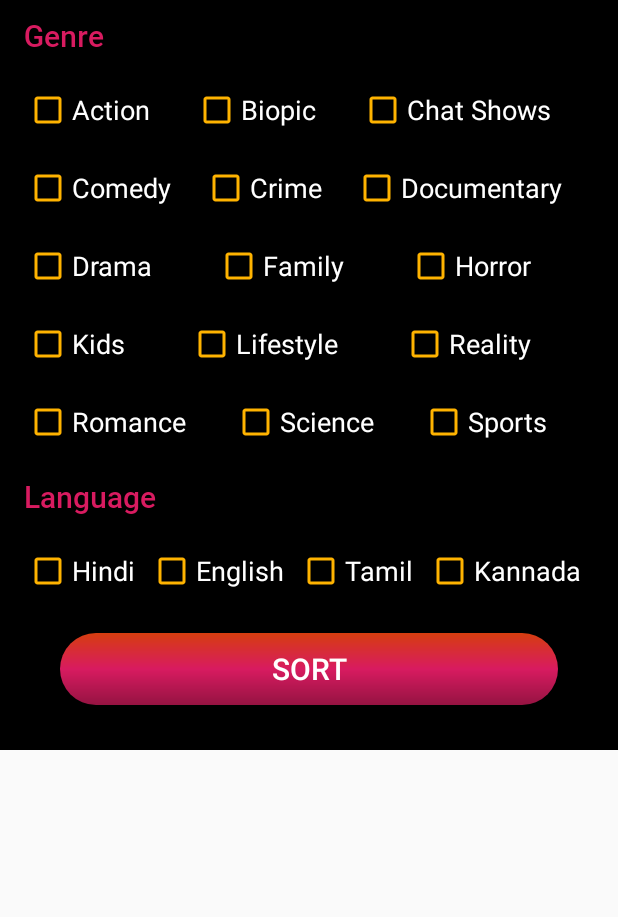
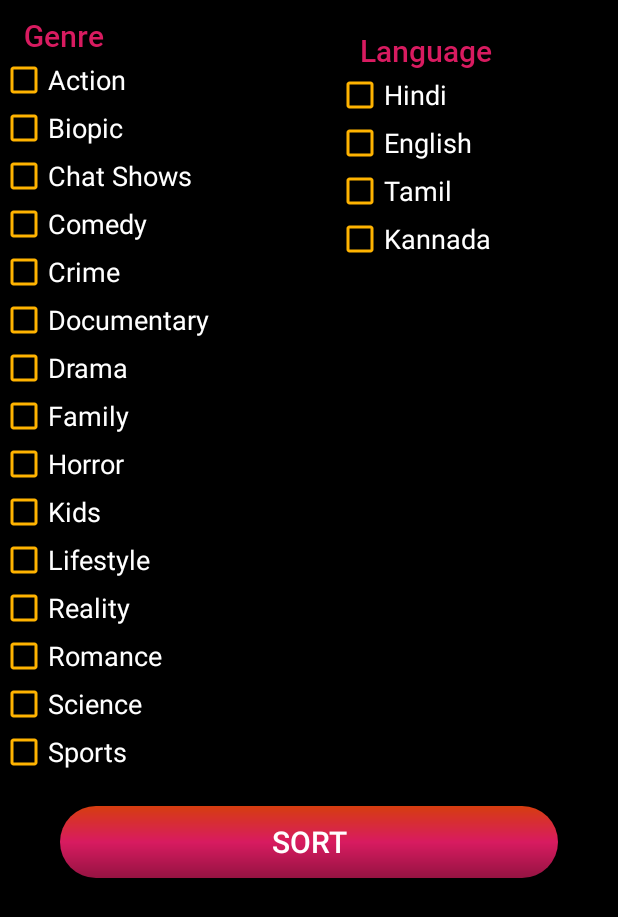
Before and after one commit to sanchi0204/Dishathon-2020, an Android app: the layout chip_layout.xml on its own in the app's theme, with its tools: preview values and no code run, on a phone screen of 412 x 824 dp. Shown: the top 917 px of the screen. Run offline under Robolectric (Android 15) with nearby library versions, the phone set to English and light mode, and no system bars.

Commit message:
final changes

```diff
--- a/app/src/main/res/layout/activity_add_friends.xml
+++ b/app/src/main/res/layout/activity_add_friends.xml
@@ -11,7 +11,6 @@
     <androidx.recyclerview.widget.RecyclerView
         android:layout_width="match_parent"
         android:layout_height="wrap_content"
-        android:layout_margin="16dp"
         android:id="@+id/user_list"/>
 
 </LinearLayout>
--- a/app/src/main/res/layout/chip_layout.xml
+++ b/app/src/main/res/layout/chip_layout.xml
@@ -1,12 +1,24 @@
 <?xml version="1.0" encoding="utf-8"?>
-<RelativeLayout
+<ScrollView
     xmlns:android="http://schemas.android.com/apk/res/android"
     android:layout_width="match_parent"
-    android:layout_height="500dp"
+    android:layout_height="match_parent"
     android:background="@color/black"
     xmlns:app="http://schemas.android.com/apk/res-auto"
+    android:orientation="horizontal">
+    <LinearLayout
+        android:layout_width="match_parent"
+        android:layout_height="wrap_content"
+        android:orientation="vertical">
+    <LinearLayout
+        android:layout_width="match_parent"
+        android:layout_height="wrap_content"
+        android:orientation="horizontal">
+<LinearLayout
+    android:layout_weight="1"
+    android:layout_width="wrap_content"
+    android:layout_height="wrap_content"
     android:orientation="vertical">
-
 <TextView
     android:id="@+id/l1"
     android:layout_width="wrap_content"
@@ -20,18 +32,8 @@
     android:fontFamily="@font/roboto_medium"
     />
 
-    <LinearLayout
-        android:id="@+id/l2"
-        android:layout_below="@+id/l1"
-        android:layout_width="match_parent"
-        android:layout_height="wrap_content"
-        android:layout_marginTop="20dp"
-        android:orientation="horizontal"
-        android:layout_marginStart="16dp"
-        android:layout_marginEnd="16dp"
-       >
+
         <CheckBox
-          android:layout_weight="1"
             android:layout_width="wrap_content"
             android:layout_height="wrap_content"
             android:text="@string/action"
@@ -41,7 +43,6 @@
            />
 
         <CheckBox
-            android:layout_weight="1"
             android:layout_width="wrap_content"
             android:layout_height="wrap_content"
             android:text="@string/biopic"
@@ -50,27 +51,14 @@
             android:buttonTint="@color/yellow"/>
 
         <CheckBox
-            android:layout_weight="1"
             android:layout_width="wrap_content"
             android:layout_height="wrap_content"
             android:text="@string/chat_shows"
             android:textSize="18sp"
             android:textColor="@color/white"
             android:buttonTint="@color/yellow"/>
-    </LinearLayout>
 
-    <LinearLayout
-        android:id="@+id/l3"
-        android:layout_below="@+id/l2"
-        android:layout_width="match_parent"
-        android:layout_height="wrap_content"
-        android:layout_marginTop="20dp"
-        android:orientation="horizontal"
-        android:layout_marginStart="16dp"
-        android:layout_marginEnd="16dp"
-        >
         <CheckBox
-            android:layout_weight="1"
             android:layout_width="wrap_content"
             android:layout_height="wrap_content"
             android:text="@string/comedy"
@@ -79,7 +67,6 @@
             android:buttonTint="@color/yellow"/>
 
         <CheckBox
-            android:layout_weight="1"
             android:layout_width="wrap_content"
             android:layout_height="wrap_content"
             android:text="@string/crime"
@@ -88,28 +75,14 @@
             android:buttonTint="@color/yellow"/>
 
         <CheckBox
-            android:layout_weight="1"
             android:layout_width="wrap_content"
             android:layout_height="wrap_content"
             android:text="@string/documentary"
             android:textSize="18sp"
             android:textColor="@color/white"
             android:buttonTint="@color/yellow"/>
-    </LinearLayout>
-
-    <LinearLayout
-        android:id="@+id/l4"
-        android:layout_below="@+id/l3"
-        android:layout_width="match_parent"
-        android:layout_height="wrap_content"
-        android:layout_marginTop="20dp"
-        android:orientation="horizontal"
-        android:layout_marginStart="16dp"
-        android:layout_marginEnd="16dp"
-        >
 
         <CheckBox
-            android:layout_weight="1"
             android:layout_width="wrap_content"
             android:layout_height="wrap_content"
             android:text="@string/drama"
@@ -118,7 +91,6 @@
             android:buttonTint="@color/yellow"/>
 
         <CheckBox
-            android:layout_weight="1"
             android:layout_width="wrap_content"
             android:layout_height="wrap_content"
             android:text="@string/family"
@@ -127,27 +99,14 @@
             android:buttonTint="@color/yellow"/>
 
         <CheckBox
-            android:layout_weight="1"
             android:layout_width="wrap_content"
             android:layout_height="wrap_content"
             android:text="@string/horror"
             android:textSize="18sp"
             android:textColor="@color/white"
             android:buttonTint="@color/yellow"/>
-    </LinearLayout>
 
-    <LinearLayout
-        android:id="@+id/l5"
-        android:layout_below="@+id/l4"
-        android:layout_width="match_parent"
-        android:layout_height="wrap_content"
-        android:layout_marginTop="20dp"
-        android:orientation="horizontal"
-        android:layout_marginStart="16dp"
-        android:layout_marginEnd="16dp"
-        >
         <CheckBox
-            android:layout_weight="1"
             android:layout_width="wrap_content"
             android:layout_height="wrap_content"
             android:text="@string/kids"
@@ -156,7 +115,6 @@
             android:buttonTint="@color/yellow"/>
 
         <CheckBox
-            android:layout_weight="1"
             android:layout_width="wrap_content"
             android:layout_height="wrap_content"
             android:text="@string/lifestyle"
@@ -165,28 +123,14 @@
             android:buttonTint="@color/yellow"/>
 
         <CheckBox
-            android:layout_weight="1"
             android:layout_width="wrap_content"
             android:layout_height="wrap_content"
             android:text="@string/reality"
             android:textSize="18sp"
             android:textColor="@color/white"
             android:buttonTint="@color/yellow"/>
-    </LinearLayout>
-
-        <LinearLayout
-            android:id="@+id/l6"
-            android:layout_below="@+id/l5"
-            android:layout_width="match_parent"
-            android:layout_height="wrap_content"
-            android:layout_marginTop="20dp"
-            android:orientation="horizontal"
-            android:layout_marginStart="16dp"
-            android:layout_marginEnd="16dp"
-            >
 
         <CheckBox
-            android:layout_weight="1"
             android:layout_width="wrap_content"
             android:layout_height="wrap_content"
             android:text="@string/romance"
@@ -195,7 +139,6 @@
             android:buttonTint="@color/yellow"/>
 
         <CheckBox
-            android:layout_weight="1"
             android:layout_width="wrap_content"
             android:layout_height="wrap_content"
             android:text="@string/science"
@@ -204,19 +147,21 @@
             android:buttonTint="@color/yellow"/>
 
         <CheckBox
-            android:layout_weight="1"
             android:layout_width="wrap_content"
             android:layout_height="wrap_content"
             android:text="@string/sports"
             android:textSize="18sp"
             android:textColor="@color/white"
             android:buttonTint="@color/yellow"/>
-        </LinearLayout>
+</LinearLayout>
 
-
+<LinearLayout
+    android:layout_weight="1"
+    android:layout_width="wrap_content"
+    android:layout_height="wrap_content"
+    android:orientation="vertical">
     <TextView
         android:id="@+id/l7"
-        android:layout_below="@+id/l6"
         android:layout_width="wrap_content"
         android:layout_height="wrap_content"
         android:layout_marginStart="16dp"
@@ -228,19 +173,7 @@
         android:fontFamily="@font/roboto_medium"
         />
 
-    <LinearLayout
-        android:id="@+id/l8"
-        android:layout_below="@+id/l7"
-        android:layout_width="match_parent"
-        android:layout_height="wrap_content"
-        android:layout_marginTop="20dp"
-        android:orientation="horizontal"
-        android:layout_marginStart="16dp"
-        android:layout_marginEnd="16dp"
-        >
-
         <CheckBox
-            android:layout_weight="1"
             android:layout_width="wrap_content"
             android:layout_height="wrap_content"
             android:text="@string/hindi"
@@ -249,7 +182,6 @@
             android:buttonTint="@color/yellow"/>
 
         <CheckBox
-            android:layout_weight="1"
             android:layout_width="wrap_content"
             android:layout_height="wrap_content"
             android:text="@string/english"
@@ -258,7 +190,6 @@
             android:buttonTint="@color/yellow"/>
 
         <CheckBox
-            android:layout_weight="1"
             android:layout_width="wrap_content"
             android:layout_height="wrap_content"
             android:text="@string/tamil"
@@ -267,20 +198,20 @@
             android:buttonTint="@color/yellow"/>
 
         <CheckBox
-            android:layout_weight="1"
             android:layout_width="wrap_content"
             android:layout_height="wrap_content"
             android:text="@string/kannada"
             android:textSize="18sp"
             android:textColor="@color/white"
             android:buttonTint="@color/yellow"/>
-    </LinearLayout>
+</LinearLayout>
 
+</LinearLayout>
     <Button
-        android:layout_alignParentBottom="true"
         android:id="@+id/btn_sort"
         android:layout_width="match_parent"
         android:layout_height="wrap_content"
+        android:layout_marginTop="20dp"
         android:layout_marginStart="40dp"
         android:layout_marginEnd="40dp"
         android:layout_gravity="bottom"
@@ -291,4 +222,5 @@
         android:textColor="@color/white"
         android:layout_marginBottom="30dp"
         android:textAllCaps="true"/>
-</RelativeLayout>
+    </LinearLayout>
+</ScrollView>
--- a/app/src/main/res/layout/fragment_friends.xml
+++ b/app/src/main/res/layout/fragment_friends.xml
@@ -53,9 +53,7 @@
             android:layout_height="wrap_content"
             android:id="@+id/recycler_friends"
             android:layout_below="@+id/btn_add"
-            android:layout_marginTop="30dp"
-            android:layout_marginStart="16dp"
-            android:layout_marginEnd="16dp"
+            android:layout_marginTop="20dp"
             />
 
     </RelativeLayout>
--- a/app/src/main/res/values/strings.xml
+++ b/app/src/main/res/values/strings.xml
@@ -100,7 +100,7 @@
     <string name="invite_" translatable="false">Invite</string>
     <string name="invite_1" translatable="false">Invite your friends and earn coins</string>
     <string name="add_video" translatable="false">Add Video</string>
-    <string name="change_lang" translatable="false">Change Language</string>
+    <string name="change_lang">Change Language</string>
     <string name="see_what" translatable="false">See what others have to say!</string>
     <string name="enter_query" translatable="false">Enter your query here</string>
     <string name="add" translatable="false">Add</string>
@@ -126,7 +126,7 @@
     <string name="happy_creating" translatable="false">Happy Creating!</string>
     <string name="add_frnds" translatable="false">Add Friends</string>
     <string name="sort" translatable="false">Sort</string>
-    <string name="watch_list">WatchList</string>
+    <string name="watch_list" translatable="false">WatchList</string>
 
 
 </resources>
```
Also changed, not shown: app/src/main/java/com/example/watcho/Fragments/Friends.java (+4 -4 lines), app/src/main/res/layout/content_frnd_list.xml (+6 -5 lines), app/src/main/res/layout/content_recycle_add_frnds.xml (+9 -10 lines), 1 other file.
